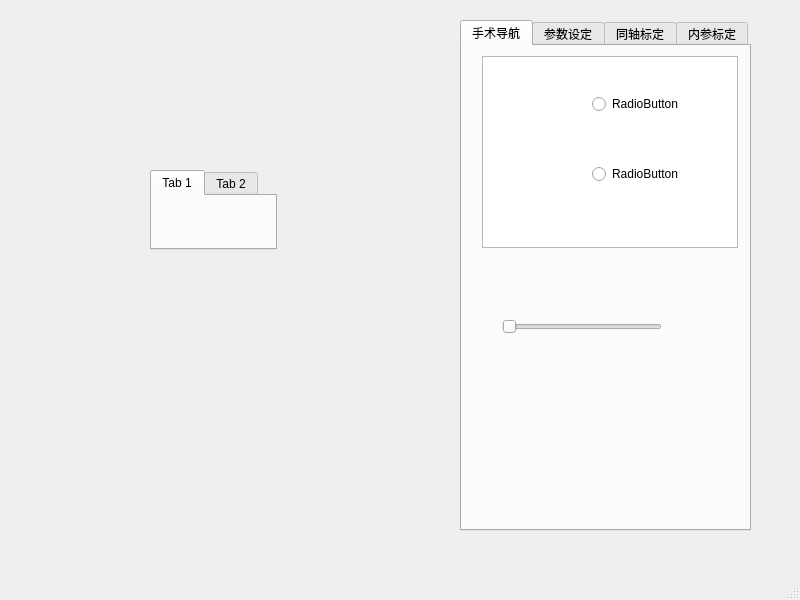
Before: the Qt Designer form navig.ui in BinsonW/3DSurgicalNavigation, drawn with Qt 5.
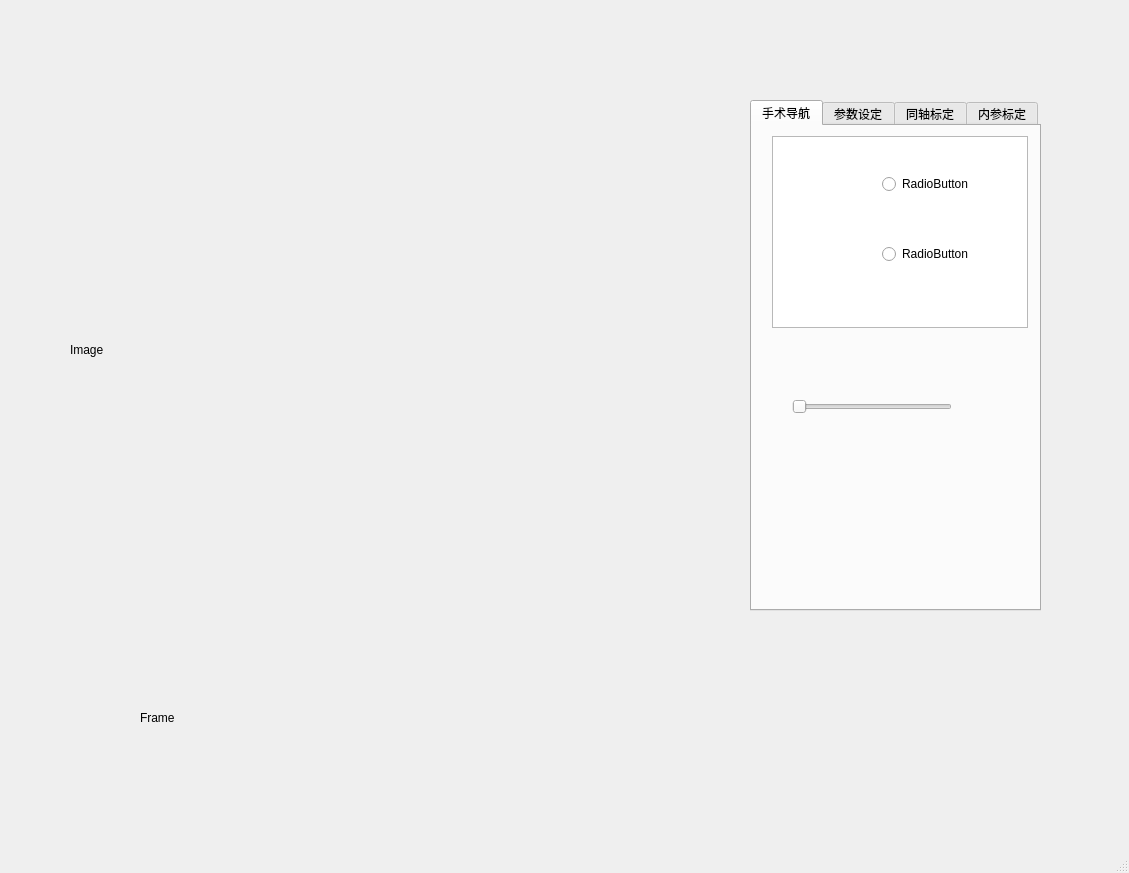
After: the same form once the commit is applied.

Diff of the .ui file:
```diff
--- a/navig.ui
+++ b/navig.ui
@@ -6,39 +6,19 @@
    <rect>
     <x>0</x>
     <y>0</y>
-    <width>800</width>
-    <height>600</height>
+    <width>1129</width>
+    <height>873</height>
    </rect>
   </property>
   <property name="windowTitle">
    <string>MainWindow</string>
   </property>
   <widget class="QWidget" name="centralwidget">
-   <widget class="QTabWidget" name="tabWidget_2">
-    <property name="geometry">
-     <rect>
-      <x>150</x>
-      <y>170</y>
-      <width>127</width>
-      <height>80</height>
-     </rect>
-    </property>
-    <widget class="QWidget" name="tab_5">
-     <attribute name="title">
-      <string>Tab 1</string>
-     </attribute>
-    </widget>
-    <widget class="QWidget" name="tab_6">
-     <attribute name="title">
-      <string>Tab 2</string>
-     </attribute>
-    </widget>
-   </widget>
    <widget class="QTabWidget" name="tabWidget">
     <property name="geometry">
      <rect>
-      <x>460</x>
-      <y>20</y>
+      <x>750</x>
+      <y>100</y>
       <width>291</width>
       <height>511</height>
      </rect>
@@ -116,6 +96,32 @@
      </attribute>
     </widget>
    </widget>
+   <widget class="QLabel" name="label">
+    <property name="geometry">
+     <rect>
+      <x>70</x>
+      <y>110</y>
+      <width>640</width>
+      <height>480</height>
+     </rect>
+    </property>
+    <property name="text">
+     <string>Image</string>
+    </property>
+   </widget>
+   <widget class="QLabel" name="label_2">
+    <property name="geometry">
+     <rect>
+      <x>140</x>
+      <y>710</y>
+      <width>72</width>
+      <height>15</height>
+     </rect>
+    </property>
+    <property name="text">
+     <string>Frame</string>
+    </property>
+   </widget>
   </widget>
   <widget class="QMenuBar" name="menubar">
    <property name="geometry">
```
Left out of the diff: 4 changed lines with no effect on the pictures.
